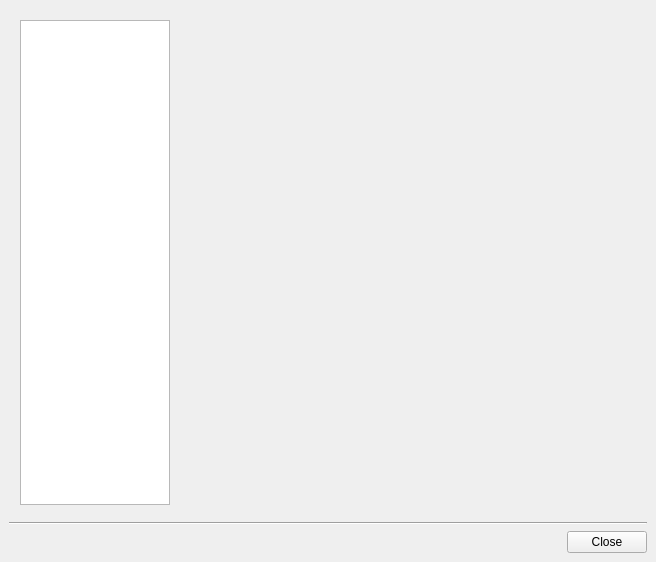
Qt form PAConsole/res/maindlg.ui (AnarManafov/PoD) before a commit.
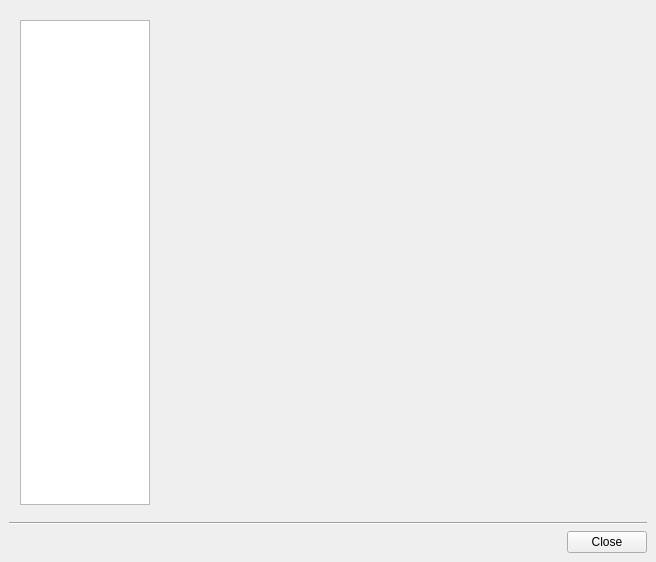
The same form after that commit.

Commit message: PAConsole: adjusted layout of controls

Diff of the .ui file:
```diff
--- a/PAConsole/res/maindlg.ui
+++ b/PAConsole/res/maindlg.ui
@@ -47,7 +47,7 @@
         <widget class="QListWidget" name="contentsWidget" >
          <property name="minimumSize" >
           <size>
-           <width>150</width>
+           <width>130</width>
            <height>0</height>
           </size>
          </property>
```
The commit also changes 1 other file.
